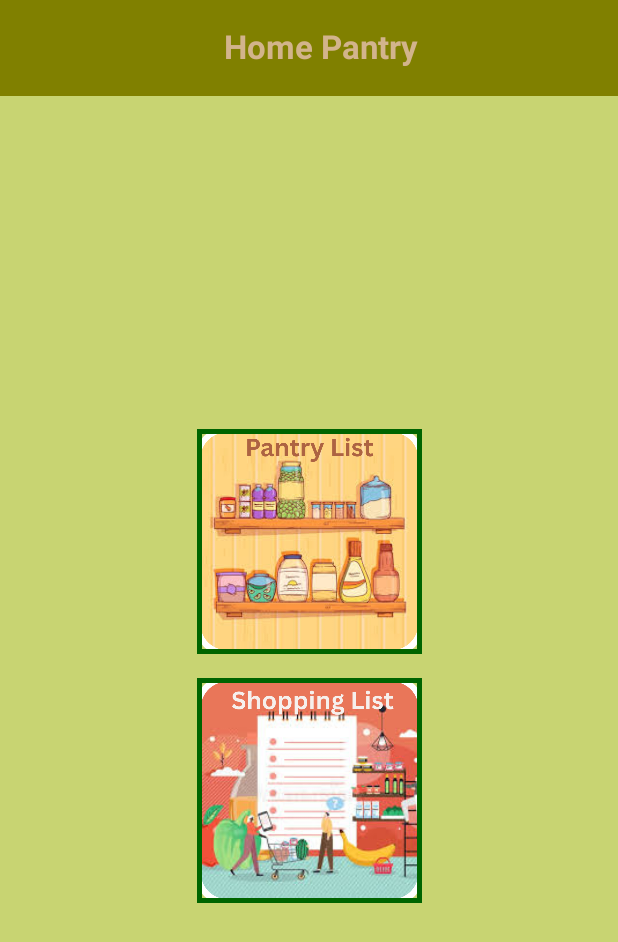
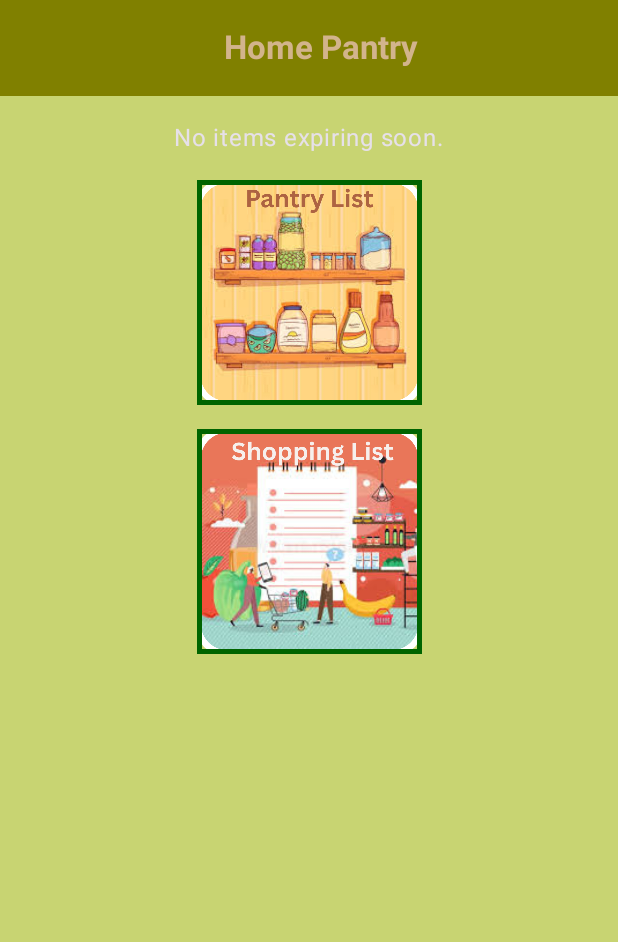
Before and after one commit to gloriaclement/MobileComputing, an Android app built with Jetpack Compose: the HomeScreen screen opened through its navigation route, on a phone screen of 412 x 824 dp. Shown: the top 942 px of the screen. Run offline under Robolectric (Android 15) with nearby library versions, the phone set to English and light mode, and no system bars; our stand-ins replace Room's generated code.

Commit message:
Home Pantry notification for expiring food added

```diff
--- a/SmartPantry/app/src/main/java/com/gclem19/smartpantry/viewmodel/SmartPantryViewModel.kt
+++ b/SmartPantry/app/src/main/java/com/gclem19/smartpantry/viewmodel/SmartPantryViewModel.kt
@@ -1,10 +1,11 @@
 package com.gclem19.smartpantry.viewmodel
+
+//import com.gclem19.smartpantry.data.PantryList
 
 import android.app.Application
 import androidx.lifecycle.AndroidViewModel
 import androidx.lifecycle.viewModelScope
 import com.gclem19.smartpantry.data.PantryItem
-//import com.gclem19.smartpantry.data.PantryList
 import com.gclem19.smartpantry.data.ShoppingList
 import com.gclem19.smartpantry.data.SmartPantryDB
 import com.gclem19.smartpantry.data.SmartPantryDao
@@ -12,6 +13,9 @@ import kotlinx.coroutines.flow.MutableStateFlow
 import kotlinx.coroutines.flow.asStateFlow
 import kotlinx.coroutines.flow.collectLatest
 import kotlinx.coroutines.launch
+import java.text.SimpleDateFormat
+import java.util.Date
+import java.util.Locale
 
 class SmartPantryViewModel(application: Application): AndroidViewModel(application) {
     private val smartPantryDao: SmartPantryDao =
@@ -23,10 +27,7 @@ class SmartPantryViewModel(application: Application): AndroidViewModel(applicati
     private val _pantryList = MutableStateFlow<List<PantryItem>>(emptyList())
     val pantryList = _pantryList.asStateFlow()
 
-    //retrive all users
-    //val allUsers: List<User> = smartPantryDao.getAllUsers()
-    //variables from user input should be defined here
-
+    // Initialize the pantry items
     init {
         viewModelScope.launch {
             smartPantryDao.getAllShoppingItems().collectLatest { _shoppingList.value = it }
@@ -36,16 +37,47 @@ class SmartPantryViewModel(application: Application): AndroidViewModel(applicati
         }
     }
 
+    // Add item to shopping list
     fun addItemShoppingList(item: ShoppingList) {
         viewModelScope.launch {
             smartPantryDao.insertShoppingItem(item)
         }
     }
 
+    // Add item to pantry list
     fun addItemPantryList(item: PantryItem) {
         viewModelScope.launch {
             smartPantryDao.insertPantryItem(item)
         }
+    }
+
+    // Function to get items that are expiring soon (within 3 days)
+    fun getExpiringItems(): List<PantryItem> {
+        val expiringItems = mutableListOf<PantryItem>()
+
+        // Get current date
+        val currentDate = SimpleDateFormat("dd/MM/yyyy", Locale.getDefault()).format(Date())
+
+        // Loop through the pantry list and check expiration
+        _pantryList.value.forEach { item ->
+            try {
+                val expiryDate =
+                    SimpleDateFormat("dd/MM/yyyy", Locale.getDefault()).parse(item.date)
+                val current = SimpleDateFormat("dd/MM/yyyy", Locale.getDefault()).parse(currentDate)
+                val diff = expiryDate.time - current.time
+                val daysUntilExpiration = diff / (1000 * 60 * 60 * 24)
+
+                // If the item expires in 3 days or less
+                if (daysUntilExpiration in 0..3) {
+                    expiringItems.add(item)
+                }
+            } catch (e: Exception) {
+                // Handle date parsing error if any
+                e.printStackTrace()
+            }
+        }
+
+        return expiringItems
     }
 }
 
--- a/SmartPantry/app/src/main/java/com/gclem19/smartpantry/views/screens.kt
+++ b/SmartPantry/app/src/main/java/com/gclem19/smartpantry/views/screens.kt
@@ -24,6 +24,8 @@ import androidx.compose.foundation.lazy.items
 import androidx.compose.foundation.shape.RoundedCornerShape
 import androidx.compose.foundation.text.KeyboardOptions
 import androidx.compose.material3.Button
+//import androidx.compose.material3.Card
+//import androidx.compose.material3.CardDefaults
 import androidx.compose.material3.ExperimentalMaterial3Api
 import androidx.compose.material3.MaterialTheme
 import androidx.compose.material3.OutlinedTextField
@@ -59,8 +61,6 @@ import com.gclem19.smartpantry.data.PantryItem
 import com.gclem19.smartpantry.data.ShoppingList
 import com.gclem19.smartpantry.ui.theme.SmartPantryTheme
 import com.gclem19.smartpantry.viewmodel.SmartPantryViewModel
-import java.text.ParseException
-import java.text.SimpleDateFormat
 import java.util.Calendar
 
 
@@ -81,8 +81,14 @@ fun AppNavigation() {
 
 @OptIn(ExperimentalMaterial3Api::class)
 @Composable
-fun HomeScreen(navController: NavController, modifier: Modifier = Modifier) {
+fun HomeScreen(
+    navController: NavController,
+    modifier: Modifier = Modifier,
+    smartPantryViewModel: SmartPantryViewModel = viewModel()
+) {
     val context = LocalContext.current
+    val expiringItems = smartPantryViewModel.getExpiringItems()
+
     Scaffold(
         topBar = {
             TopAppBar(
@@ -102,16 +108,28 @@ fun HomeScreen(navController: NavController, modifier: Modifier = Modifier) {
                 }
             )
         }
-    ) { padding -> // Padding from Scaffold
+    ) { padding ->
         Box(
             modifier = modifier
                 .fillMaxSize()
-                .padding(padding), // Apply scaffold padding
-            contentAlignment = Alignment.Center
+                .padding(padding),
+            contentAlignment = Alignment.TopCenter
         ) {
             Column(
-                horizontalAlignment = Alignment.CenterHorizontally
+                horizontalAlignment = Alignment.CenterHorizontally,
+                verticalArrangement = Arrangement.spacedBy(16.dp),
+                modifier = Modifier.padding(top = 16.dp)
             ) {
+                // Expiry Notification Section
+                if (expiringItems.isNotEmpty()) {
+                    Text("Expiring Soon:", fontWeight = FontWeight.Bold)
+                    expiringItems.forEach { item ->
+                        Text("${item.name} - ${item.date}")
+                    }
+                } else {
+                    Text("No items expiring soon.")
+                }
+
                 // Pantry List Image Button
                 Image(
                     painter = painterResource(id = R.drawable.pantry_list),
@@ -128,11 +146,9 @@ fun HomeScreen(navController: NavController, modifier: Modifier = Modifier) {
                         }
                 )
 
-                Spacer(modifier = Modifier.height(16.dp)) // Adds space between buttons
-
                 // Shopping List Image Button
                 Image(
-                    painter = painterResource(id = R.drawable.shopping_list), // Replace with your image resource
+                    painter = painterResource(id = R.drawable.shopping_list),
                     contentDescription = "Shopping List",
                     modifier = Modifier
                         .size(150.dp)
@@ -145,11 +161,11 @@ fun HomeScreen(navController: NavController, modifier: Modifier = Modifier) {
                             navController.navigate("shopping list")
                         }
                 )
-
             }
         }
     }
 }
+
 
 
 @OptIn(ExperimentalMaterial3Api::class)
@@ -376,16 +392,15 @@ fun AddPantryList(navController: NavController, modifier: Modifier = Modifier, s
 }
 
 // Function to validate date format
-
-fun isValidDate(dateString: String, dateFormat: SimpleDateFormat): Boolean {
-    return try {
-        //dateFormat.isLenient = false // Strict validation
-        dateFormat.parse(dateString) // Tries to parse the date
-        true
-    } catch (e: ParseException) {
-        false
-    }
-}
+//fun isValidDate(dateString: String, dateFormat: SimpleDateFormat): Boolean {
+//    return try {
+//        //dateFormat.isLenient = false // Strict validation
+//        dateFormat.parse(dateString) // Tries to parse the date
+//        true
+//    } catch (e: ParseException) {
+//        false
+//    }
+//}
 
 @OptIn(ExperimentalMaterial3Api::class)
 @Composable
```
